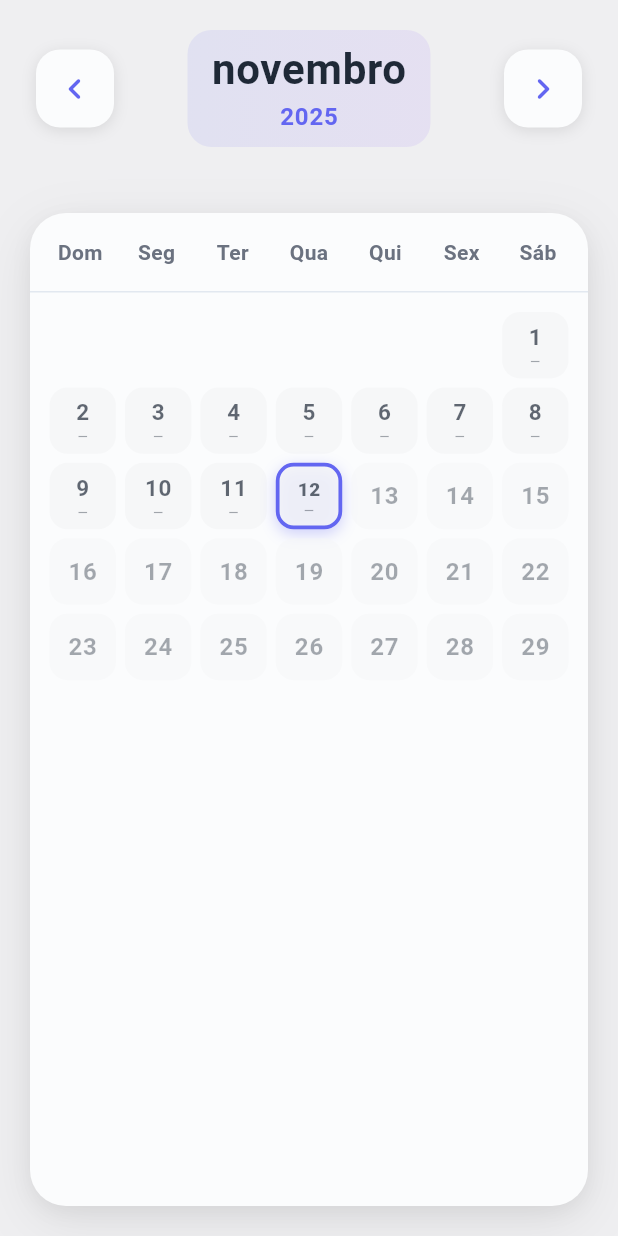
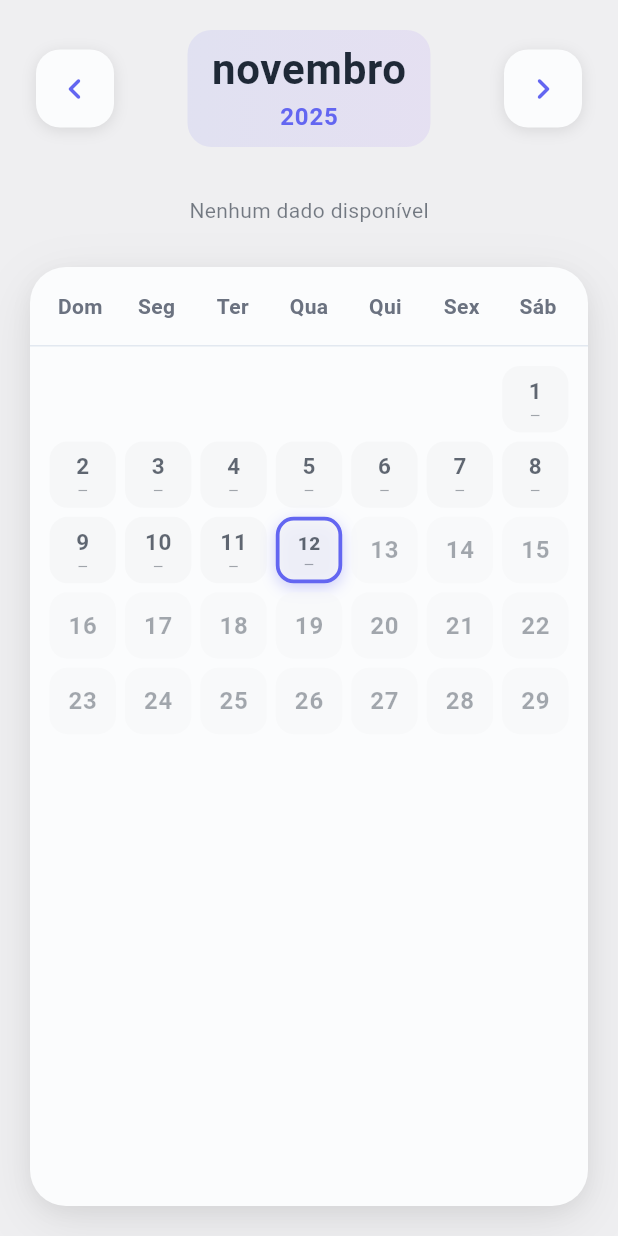
Before and after one commit to eduardopahl/mood_dot, a Flutter app: the CalendarPage screen opened directly, on a phone screen of 412 x 824 dp. Run offline on Flutter 3.47's test engine with Material 3 defaults, Android fonts, the phone set to English and light mode, and no system bars; our stand-ins replace fl_chart, flutter_local_notifications, flutter_riverpod, google_mobile_ads, hive, hive_flutter and 2 more; accounts and stored records are empty; network calls fail.

Commit message:
fix: minor fix

```diff
--- a/lib/presentation/pages/calendar_page.dart
+++ b/lib/presentation/pages/calendar_page.dart
@@ -77,6 +77,39 @@ class CalendarPage extends ConsumerWidget {
                 l10n,
                 currentLocale,
               ),
+            ),
+            // Média do humor do mês atual
+            calendarDataAsync.when(
+              data: (dailyAverages) {
+                if (dailyAverages.isEmpty) {
+                  return Padding(
+                    padding: const EdgeInsets.only(top: 8, bottom: 8),
+                    child: Text(
+                      l10n.noDataAvailable,
+                      style: Theme.of(context).textTheme.bodyMedium?.copyWith(
+                        color: Theme.of(
+                          context,
+                        ).colorScheme.onSurface.withOpacity(0.6),
+                      ),
+                    ),
+                  );
+                }
+                final monthAverage =
+                    dailyAverages.values.reduce((a, b) => a + b) /
+                    dailyAverages.length;
+                return Padding(
+                  padding: const EdgeInsets.only(top: 8, bottom: 8),
+                  child: Text(
+                    '${l10n.averageMood}: ${monthAverage.toStringAsFixed(1)}',
+                    style: Theme.of(context).textTheme.bodyLarge?.copyWith(
+                      fontWeight: FontWeight.w700,
+                      color: Theme.of(context).colorScheme.primary,
+                    ),
+                  ),
+                );
+              },
+              loading: () => const SizedBox(height: 32),
+              error: (error, stack) => const SizedBox(height: 32),
             ),
 
             // Calendário com animação e sombra melhorada
```
Also changed, not shown: lib/presentation/pages/add_mood_page.dart (+12 -2 lines), lib/presentation/pages/statistics_page.dart (+0 -32 lines).
